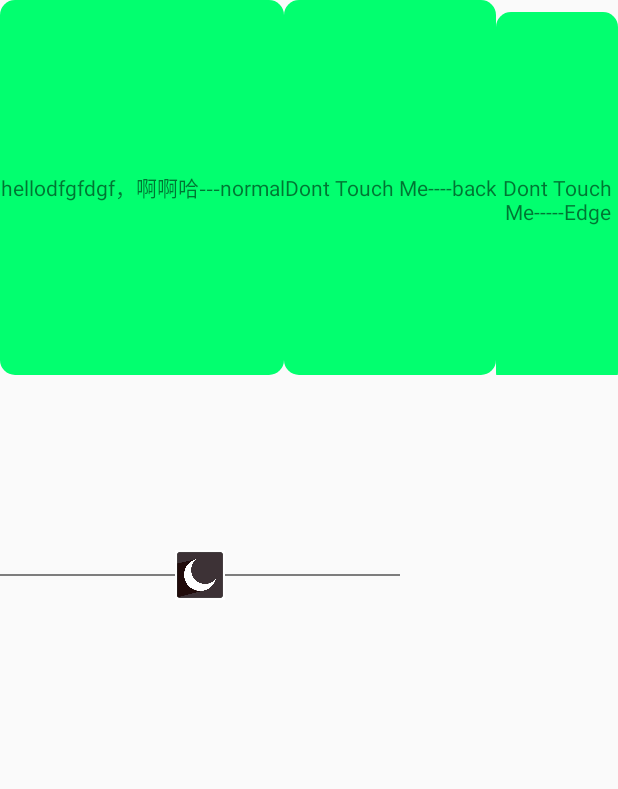
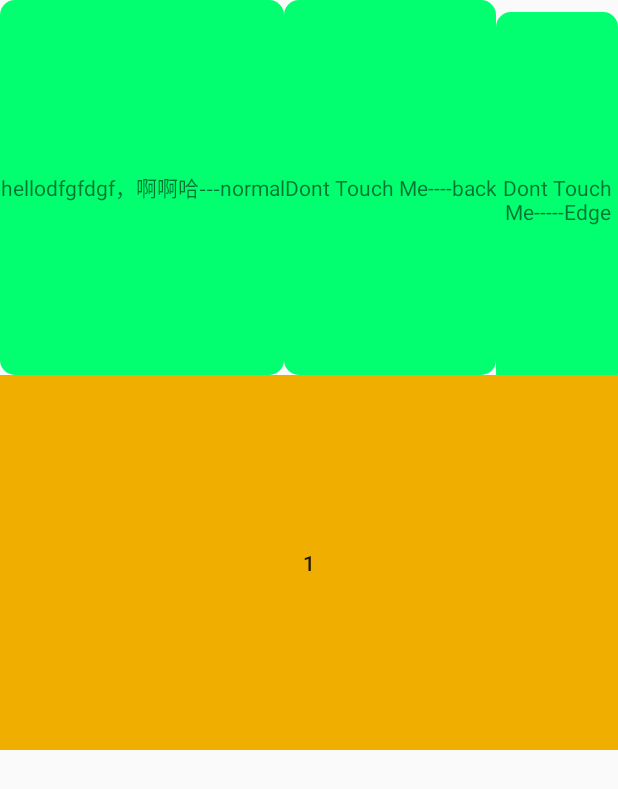
Before and after one commit to sbbqq/android, an Android app: the DragHelperLearnActivity screen opened directly, with no data from a screen before it, on a phone screen of 412 x 824 dp. Shown: the top 789 px of the screen. Run offline under Robolectric (Android 15) with nearby library versions, the phone set to English and light mode, and no system bars.

Commit message:
add custom viewpager

```diff
--- a/DeveloperANDROID/moduleview/src/main/java/com/example/moduleview/DragHelperLearnActivity.java
+++ b/DeveloperANDROID/moduleview/src/main/java/com/example/moduleview/DragHelperLearnActivity.java
@@ -3,19 +3,30 @@ package com.example.moduleview;
 import android.app.Activity;
 
 import android.os.Bundle;
+import android.util.Log;
 import android.view.LayoutInflater;
+import android.view.View;
+import android.widget.Button;
 import android.widget.LinearLayout;
 
 import com.example.moduleview.developerandroid.CustomView.CoolView;
 
 public class DragHelperLearnActivity extends Activity {
   CoolView view;
+  Button buttonone;
     @Override
     protected void onCreate(Bundle savedInstanceState) {
         super.onCreate(savedInstanceState);
         LinearLayout linearLayout= (LinearLayout) LayoutInflater.from(this).inflate(R.layout.activity_drag_helper_learn,null,false);
         setContentView(linearLayout);
-        view=new CoolView(this);
-        linearLayout.addView(view);
+        buttonone=(Button)findViewById(R.id.btnone);
+        buttonone.setOnClickListener(new View.OnClickListener() {
+            @Override
+            public void onClick(View v) {
+                Log.e("btnclick,","******************");
+            }
+        });
+        //view=new CoolView(this);
+       // linearLayout.addView(view);
     }
 }
--- /dev/null
+++ b/DeveloperANDROID/moduleview/src/main/java/com/example/moduleview/developerandroid/CustomView/WqqViewPager.java
@@ -0,0 +1,143 @@
+package com.example.moduleview.developerandroid.CustomView;
+
+import android.content.Context;
+import android.util.AttributeSet;
+import android.util.Log;
+import android.view.MotionEvent;
+import android.view.View;
+import android.view.ViewGroup;
+import android.widget.GridLayout;
+
+/**
+ * Created by alone-nine-sword on 18-5-30.
+ */
+
+public class WqqViewPager extends ViewGroup {
+    int move=0;//偏移量
+    int XTouchDown,YTouchDown;
+    int XLast,YLast;
+    public WqqViewPager(Context context) {
+        super(context);
+    }
+
+    public WqqViewPager(Context context, AttributeSet attrs) {
+        super(context, attrs);
+    }
+
+    public WqqViewPager(Context context, AttributeSet attrs, int defStyleAttr) {
+        super(context, attrs, defStyleAttr);
+    }
+
+    @Override
+    protected void onLayout(boolean changed, int l, int t, int r, int b) {
+        Log.e("onLayout","****************");
+
+                Log.e("onLayout+true","****************");
+                View viewchild;
+                for(int i=0;i<getChildCount();i++){
+                    viewchild=getChildAt(i);
+                    viewchild.layout(move+i*viewchild.getMeasuredWidth(),0,move+(i+1)*viewchild.getMeasuredWidth(),viewchild.getMeasuredHeight());
+                }
+
+          Log.e("chilonescrollX","scroX:"+getChildAt(0).getScrollX()+"rawx:"+getChildAt(0));
+    }
+
+    @Override
+    protected void onMeasure(int widthMeasureSpec, int heightMeasureSpec) {
+        super.onMeasure(widthMeasureSpec, heightMeasureSpec);
+        int widthsuggest=MeasureSpec.getSize(widthMeasureSpec);
+        int widthMode=MeasureSpec.getMode(widthMeasureSpec);
+        int heightsuggest=MeasureSpec.getSize(heightMeasureSpec);
+        int heigthMode=MeasureSpec.getMode(heightMeasureSpec);
+        int realsetwidth,realsetheight;
+        View viewchild;
+        for(int i=0;i<getChildCount();i++){
+            viewchild=getChildAt(i);
+            viewchild.measure(widthMeasureSpec,heightMeasureSpec);
+        }
+        if(widthMode== MeasureSpec.EXACTLY){
+           realsetwidth=widthsuggest;
+        }
+        else{
+
+
+            int wantwidsize=getChildAt(0).getMeasuredWidth();
+            realsetwidth=wantwidsize;
+        }
+        if(heigthMode==MeasureSpec.EXACTLY){
+            realsetheight=heightsuggest;
+        }
+        else{
+           realsetheight=getChildAt(0).getMeasuredHeight();
+        }
+        Log.e("onMeasure","reasetwidth:"+realsetwidth+"");
+        setMeasuredDimension(realsetwidth,realsetheight);
+    }
+
+    @Override
+    public boolean onTouchEvent(MotionEvent event) {
+       Log.e("onTouchevent","********************"+event.getAction());
+        switch (event.getAction()){
+            case  MotionEvent.ACTION_DOWN:
+                XTouchDown=(int)event.getX();
+                YTouchDown=(int)event.getY();
+                XLast=XTouchDown;
+                YLast=YTouchDown;
+                break;
+            case MotionEvent.ACTION_MOVE:
+                Log.e("onTouchevent","********************");
+                int dx=(int)event.getX()-XLast;
+                 XLast=(int)event.getX();
+                 if(move+dx<=0&&move+dx>=-(getChildAt(0).getMeasuredWidth()*2)) {
+                     move = move + dx;
+                     Log.e("move", move + "");
+                     requestLayout();
+                 }
+                 else{
+                     Log.e("out of bandline","***out********************");
+                 }
+
+                break;
+            case MotionEvent.ACTION_UP:
+                if(move>-(getChildAt(0).getMeasuredWidth()/2)){
+                    move=0;
+                }
+                else if(move>-(3*getChildAt(0).getMeasuredWidth()/2)){
+                    move=-getChildAt(0).getMeasuredWidth();
+                }
+                else{
+                    move=-2*getChildAt(0).getMeasuredWidth();
+                }
+                requestLayout();
+                break;
+
+        }
+        return true;
+    }
+
+    @Override
+    public boolean onInterceptTouchEvent(MotionEvent ev) {
+       switch (ev.getAction()){
+           case MotionEvent.ACTION_DOWN:
+               XTouchDown=(int)ev.getX();
+               YTouchDown=(int)ev.getY();
+               XLast=XTouchDown;
+               YLast=YTouchDown;
+               break;
+           case MotionEvent.ACTION_MOVE:
+               Log.e("onTouchevent","********************");
+               int dx=(int)ev.getX()-XLast;
+               XLast=(int)ev.getX();
+
+               if(Math.abs(dx)>2) {
+                   //move = move + dx;
+                   //requestLayout();
+                   return  true;
+               }
+               break;
+           case MotionEvent.ACTION_UP:
+               break;
+       }
+        return false;
+    }
+}
--- a/DeveloperANDROID/moduleview/src/main/res/layout/activity_drag_helper_learn.xml
+++ b/DeveloperANDROID/moduleview/src/main/res/layout/activity_drag_helper_learn.xml
@@ -30,5 +30,29 @@
             android:layout_height="250dp"
             />
     </com.example.moduleview.developerandroid.CustomView.ViewDragHelperLearn>
-
+<com.example.moduleview.developerandroid.CustomView.WqqViewPager
+    android:layout_width="match_parent"
+    android:background="#0000df"
+    android:layout_height="250dp">
+    >
+    <Button
+        android:text="1"
+        android:id="@+id/btnone"
+        android:background="#F0af00"
+        android:gravity="center"
+        android:layout_width="match_parent"
+        android:layout_height="match_parent"/>
+    <Button
+        android:text="2"
+        android:background="@drawable/shapeoftt"
+        android:gravity="center"
+        android:layout_width="match_parent"
+        android:layout_height="match_parent"/>
+    <Button
+        android:text="3"
+        android:background="@drawable/shapeoftt"
+        android:gravity="center"
+        android:layout_width="match_parent"
+        android:layout_height="match_parent"/>
+</com.example.moduleview.developerandroid.CustomView.WqqViewPager>
 </LinearLayout>
```
Also changed, not shown: 92 other files.
